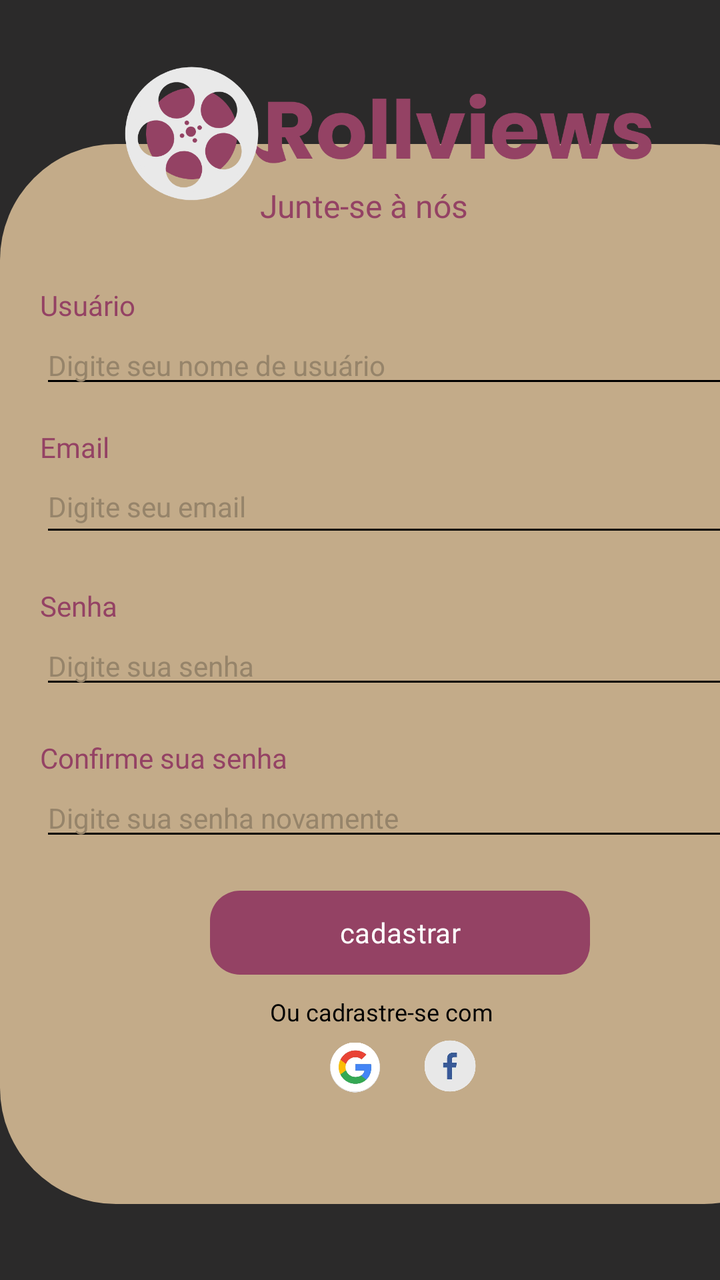
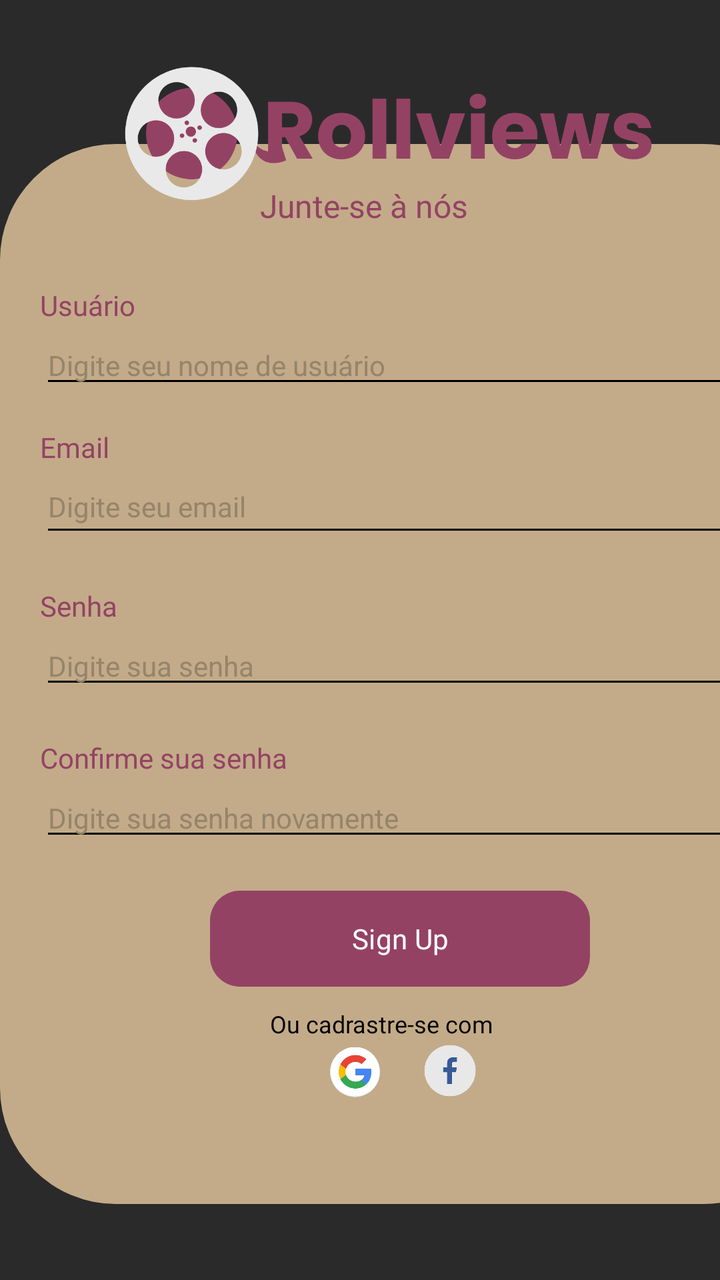

Two renders of the same Android screen: before a commit and after it. Below are the layout's source before the change and the commit's diff.
<!-- AndroidManifest.xml: application theme Theme.RollView -->
<!-- res/layout/cadastro.xml -->
<?xml version="1.0" encoding="utf-8"?>
<androidx.constraintlayout.widget.ConstraintLayout
    xmlns:android="http://schemas.android.com/apk/res/android"
    xmlns:app="http://schemas.android.com/apk/res-auto"
    xmlns:tools="http://schemas.android.com/tools"
    android:layout_width="match_parent"
    android:layout_height="match_parent"
    android:background="#2b2a2a">

    <LinearLayout
        android:id="@+id/linearLayout"
        android:layout_width="410dp"
        android:layout_height="530dp"

        android:background="@drawable/bg_card2"
        android:orientation="vertical"
        android:padding="20dp"
        app:layout_constraintBottom_toBottomOf="parent"
        app:layout_constraintEnd_toEndOf="parent"
        app:layout_constraintHorizontal_bias="0.0"
        app:layout_constraintStart_toStartOf="parent"
        app:layout_constraintTop_toTopOf="parent"
        app:layout_constraintVertical_bias="0.655" >

        <TextView
            android:id="@+id/login"
            android:layout_width="wrap_content"
            android:layout_height="31dp"
            android:layout_marginStart="110dp"
            android:fontFamily="@font/poppins_light"
            android:text="Junte-se à nós"
            android:textColor="#944264"
            android:textSize="16sp" />

        <TextView
            android:id="@+id/usuario"
            android:layout_width="wrap_content"
            android:layout_height="20dp"
            android:fontFamily="@font/poppins_light"
            android:layout_marginTop="20dp"
            android:text="Usuário"
            android:textColor="#944264"
            android:textSize="14sp" />

        <EditText
            android:id="@+id/inputusuario"
            android:layout_width="match_parent"
            android:layout_height="wrap_content"
            android:backgroundTint="#000000"
            android:hint="Digite seu nome de usuário"
            android:textColor="#000000"
            android:textColorHint="#96846a"
            android:inputType="textEmailAddress"
            android:textSize="14sp"/>

        <TextView
            android:id="@+id/email"
            android:layout_width="wrap_content"
            android:layout_height="31dp"
            android:fontFamily="@font/poppins_light"
            android:text="Email"
            android:layout_marginTop="15dp"
            android:textColor="#944264"
            android:textSize="14sp" />

        <EditText
            android:id="@+id/inputemail"
            android:layout_width="match_parent"
            android:layout_height="wrap_content"
            android:backgroundTint="#000000"
            android:hint="Digite seu email"
            android:textColor="#000000"
            android:textColorHint="#96846a"
            android:layout_marginTop="-20dp"
            android:inputType="textPassword"
            android:singleLine="true"
            android:minHeight="48dp"
            android:paddingBottom="2dp"
            android:textSize="14sp"
            />

        <TextView
            android:id="@+id/senha"
            android:layout_width="wrap_content"
            android:layout_height="20dp"
            android:fontFamily="@font/poppins_light"
            android:layout_marginTop="20dp"
            android:text="Senha"
            android:textColor="#944264"
            android:textSize="14sp" />

        <EditText
            android:id="@+id/inputsenha"
            android:layout_width="match_parent"
            android:layout_height="wrap_content"
            android:backgroundTint="#000000"
            android:hint="Digite sua senha"
            android:textColor="#000000"
            android:textColorHint="#96846a"
            android:inputType="textEmailAddress"
            android:textSize="14sp"/>

        <TextView
            android:id="@+id/csenha"
            android:layout_width="wrap_content"
            android:layout_height="20dp"
            android:fontFamily="@font/poppins_light"
            android:layout_marginTop="20dp"
            android:text="Confirme sua senha"
            android:textColor="#944264"
            android:textSize="14sp" />

        <EditText
            android:id="@+id/confsenha"
            android:layout_width="match_parent"
            android:layout_height="wrap_content"
            android:backgroundTint="#000000"
            android:hint="Digite sua senha novamente"
            android:textColor="#000000"
            android:textColorHint="#96846a"
            android:inputType="textEmailAddress"
            android:textSize="14sp"/>

        <Button
            android:id="@+id/bottoncadastro"
            android:layout_width="190dp"
            android:layout_height="42dp"
            android:layout_marginBottom="150dp"
            android:background="@drawable/login_button"
            android:backgroundTint="@null"
            android:fontFamily="@font/poppins_light"
            android:text="cadastrar"
            app:backgroundTint="@null"
            app:layout_constraintBottom_toBottomOf="@+id/linearLayout"
            app:layout_constraintEnd_toEndOf="@+id/linearLayout"
            app:layout_constraintStart_toStartOf="parent"
            app:layout_constraintTop_toTopOf="@+id/linearLayout"
            android:layout_marginStart="85dp"
            android:layout_marginTop="20dp"/>

        <TextView
            android:id="@+id/cadastro"
            android:layout_width="wrap_content"
            android:layout_height="20dp"
            android:layout_marginStart="115dp"
            android:layout_marginTop="-140dp"
            android:fontFamily="@font/poppins_light"
            android:text="Ou cadrastre-se com"
            android:textColor="#000000"
            android:textSize="12sp" />

        <ImageView
            android:layout_width="25dp"
            android:layout_height="30dp"
            android:layout_marginEnd="20dp"
            android:src="@drawable/google"
            android:layout_marginTop="1dp"
            android:layout_marginStart="145dp"/>

        <ImageView
            android:layout_width="30dp"
            android:layout_height="40dp"
            android:src="@drawable/facebook"
            android:layout_marginTop="-36dp"
            android:layout_marginStart="190dp"/>


    </LinearLayout>

    <ImageView
        android:id="@+id/imagemLogo"
        android:layout_width="380dp"
        android:layout_height="370dp"
        android:layout_marginTop="-120dp"
        android:contentDescription="@string/logo"
        android:src="@drawable/logo"
        app:layout_constraintEnd_toEndOf="parent"
        app:layout_constraintHorizontal_bias="0.0"
        app:layout_constraintStart_toStartOf="parent"
        app:layout_constraintTop_toTopOf="parent" />

</androidx.constraintlayout.widget.ConstraintLayout>
<!-- resources referenced by this layout -->
<resources>
  <!-- drawable bg_card2 (drawable) -->
  <?xml version="1.0" encoding="utf-8"?>
  <shape xmlns:android="http://schemas.android.com/apk/res/android">
  
      <solid android:color="#c3ab89"/>
  
      <corners android:radius="58dp"/>
  
  </shape>
  <!-- drawable facebook: webp bitmap (drawable, 4328 bytes) -->
  <!-- drawable google: webp bitmap (drawable, 5090 bytes) -->
  <!-- drawable login_button (drawable) -->
  <?xml version="1.0" encoding="utf-8"?>
  <shape xmlns:android="http://schemas.android.com/apk/res/android">
      
      <solid android:color="@color/rosa"/>
      
      <corners android:radius="15dp"/>
  
  </shape>
  <!-- drawable logo: png bitmap (drawable, 48544 bytes) -->
  <string name="logo">Logo</string>
  <style name="Theme.RollView" parent="Base.Theme.RollView" />
  <color name="rosa">#944264</color>
  <style name="Base.Theme.RollView" parent="Theme.Material3.DayNight.NoActionBar">
          
          
      </style>
</resources>

<!-- the commit's change to res/layout/cadastro.xml (unified diff, before → after) -->
@@ -30,7 +30,12 @@
             android:fontFamily="@font/poppins_light"
             android:text="Junte-se à nós"
             android:textColor="#944264"
-            android:textSize="16sp" />
+            android:textSize="16sp"
+
+            app:layout_constraintStart_toStartOf="parent"
+            app:layout_constraintEnd_toEndOf="parent"
+            app:layout_constraintTop_toTopOf="parent"
+            app:layout_constraintBottom_toBottomOf="parent" />
 
         <TextView
             android:id="@+id/usuario"
@@ -124,30 +129,34 @@
         <Button
             android:id="@+id/bottoncadastro"
             android:layout_width="190dp"
-            android:layout_height="42dp"
+            android:layout_height="48dp"
+            android:layout_marginStart="85dp"
+            android:layout_marginTop="20dp"
             android:layout_marginBottom="150dp"
             android:background="@drawable/login_button"
             android:backgroundTint="@null"
             android:fontFamily="@font/poppins_light"
-            android:text="cadastrar"
+            android:text="Sign Up"
             app:backgroundTint="@null"
             app:layout_constraintBottom_toBottomOf="@+id/linearLayout"
             app:layout_constraintEnd_toEndOf="@+id/linearLayout"
             app:layout_constraintStart_toStartOf="parent"
-            app:layout_constraintTop_toTopOf="@+id/linearLayout"
-            android:layout_marginStart="85dp"
-            android:layout_marginTop="20dp"/>
+            app:layout_constraintTop_toTopOf="@+id/linearLayout" />
 
         <TextView
             android:id="@+id/cadastro"
             android:layout_width="wrap_content"
-            android:layout_height="20dp"
+            android:layout_height="wrap_content"
             android:layout_marginStart="115dp"
             android:layout_marginTop="-140dp"
             android:fontFamily="@font/poppins_light"
             android:text="Ou cadrastre-se com"
             android:textColor="#000000"
-            android:textSize="12sp" />
+            android:textSize="12sp"
+            app:layout_constraintStart_toStartOf="parent"
+            app:layout_constraintEnd_toEndOf="parent"
+            app:layout_constraintTop_toTopOf="parent"
+            app:layout_constraintBottom_toBottomOf="parent" />
 
         <ImageView
             android:layout_width="25dp"
